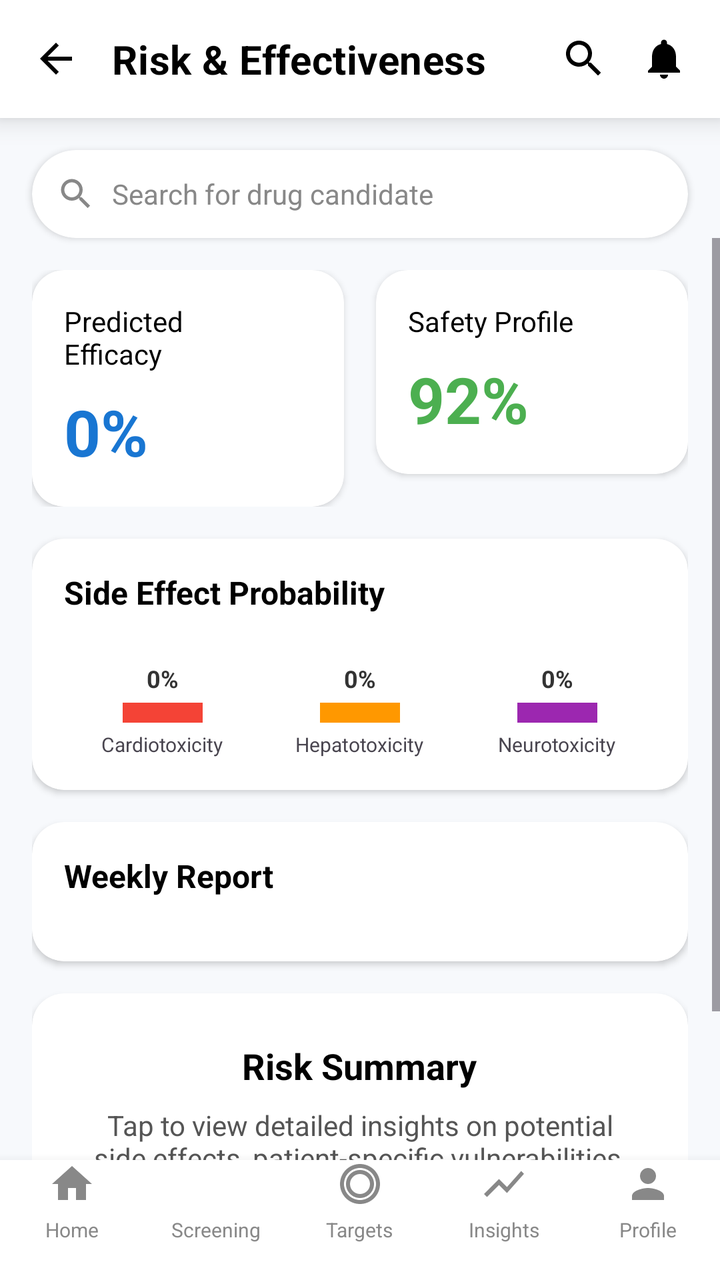
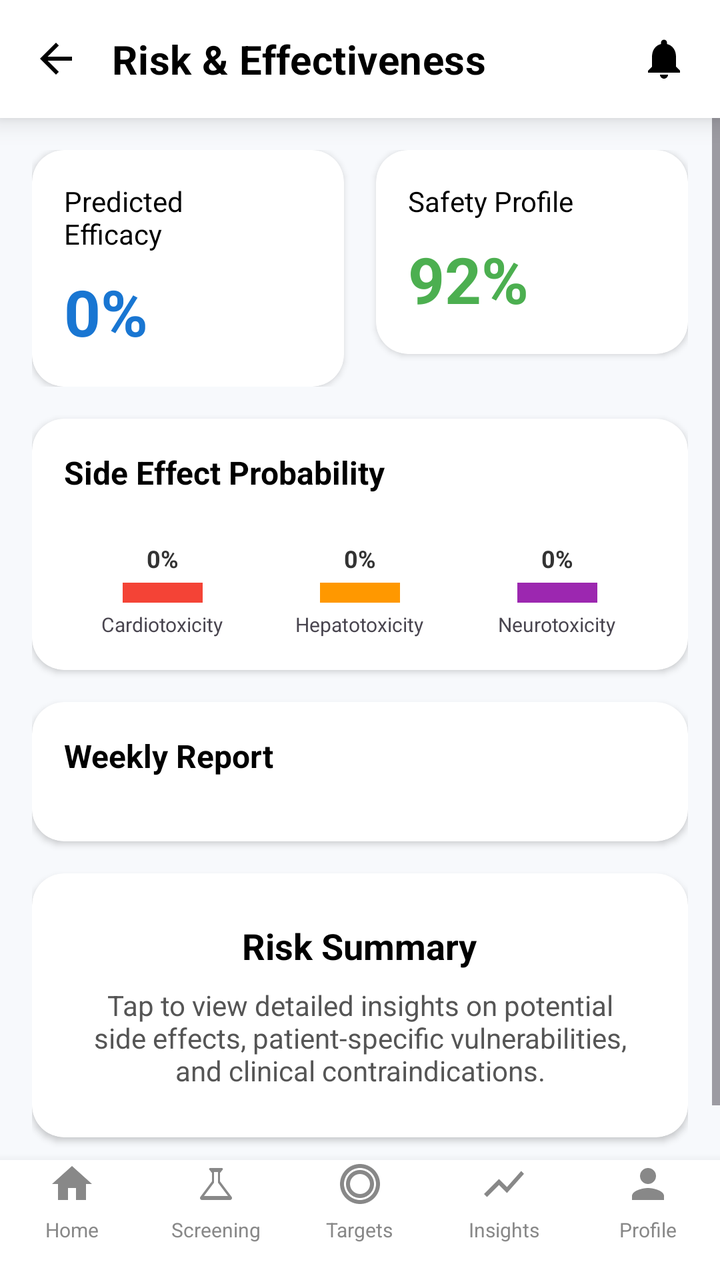

Screens rendered from an Android XML layout before and after an edit, with the pre-edit source and the edit as a unified diff.
<!-- AndroidManifest.xml: application theme Theme.OvaDrugX -->
<!-- res/layout/activity_risk_effectiveness.xml -->
<?xml version="1.0" encoding="utf-8"?>
<androidx.constraintlayout.widget.ConstraintLayout xmlns:android="http://schemas.android.com/apk/res/android"
    xmlns:app="http://schemas.android.com/apk/res-auto"
    xmlns:tools="http://schemas.android.com/tools"
    android:layout_width="match_parent"
    android:layout_height="match_parent"
    android:background="@color/premium_light_bg"
    tools:context=".RiskEffectivenessActivity">

    
    <androidx.cardview.widget.CardView
        android:id="@+id/header"
        android:layout_width="match_parent"
        android:layout_height="wrap_content"
        app:cardBackgroundColor="@color/white"
        app:cardCornerRadius="0dp"
        app:cardElevation="8dp"
        app:layout_constraintTop_toTopOf="parent">

        <LinearLayout
            android:layout_width="match_parent"
            android:layout_height="wrap_content"
            android:orientation="horizontal"
            android:gravity="center_vertical"
            android:padding="16dp">

            <ImageView
                android:id="@+id/btn_back"
                android:layout_width="24dp"
                android:layout_height="24dp"
                android:contentDescription="Back"
                android:src="@drawable/ic_arrow_back"
                app:tint="@color/black"
                android:clickable="true"
                android:focusable="true" 
                android:background="?attr/selectableItemBackgroundBorderless"/>

            <TextView
                android:layout_width="0dp"
                android:layout_height="wrap_content"
                android:layout_marginStart="16dp"
                android:layout_weight="1"
                android:text="Risk &amp; Effectiveness"
                android:textColor="@color/black"
                android:textSize="20sp"
                android:textStyle="bold"
                android:letterSpacing="0.01" />

            <ImageView
                android:id="@+id/btn_screening_logo"
                android:layout_width="24dp"
                android:layout_height="24dp"
                android:layout_marginEnd="16dp"
                android:src="@drawable/ic_search"
                app:tint="@color/black"
                android:clickable="true"
                android:focusable="true" 
                android:background="?attr/selectableItemBackgroundBorderless"/>

            <ImageView
                android:id="@+id/btn_notifications"
                android:layout_width="24dp"
                android:layout_height="24dp"
                android:src="@drawable/ic_notification"
                app:tint="@color/black"
                android:clickable="true"
                android:focusable="true" 
                android:background="?attr/selectableItemBackgroundBorderless"/>
        </LinearLayout>
    </androidx.cardview.widget.CardView>

    
    <androidx.cardview.widget.CardView
        android:id="@+id/search_bar"
        android:layout_width="match_parent"
        android:layout_height="wrap_content"
        android:layout_marginHorizontal="16dp"
        android:layout_marginTop="16dp"
        app:cardBackgroundColor="@color/white"
        app:cardCornerRadius="24dp"
        app:cardElevation="2dp"
        app:layout_constraintTop_toBottomOf="@id/header">

        <LinearLayout
            android:layout_width="match_parent"
            android:layout_height="wrap_content"
            android:orientation="horizontal"
            android:padding="12dp"
            android:gravity="center_vertical">

            <ImageView
                android:layout_width="20dp"
                android:layout_height="20dp"
                android:src="@drawable/ic_search"
                app:tint="@color/text_secondary" />

            <TextView
                android:layout_width="wrap_content"
                android:layout_height="wrap_content"
                android:layout_marginStart="8dp"
                android:text="Search for drug candidate"
                android:textColor="#888888"
                android:textSize="14sp" />
        </LinearLayout>
    </androidx.cardview.widget.CardView>

    <ScrollView
        android:layout_width="match_parent"
        android:layout_height="0dp"
        app:layout_constraintTop_toBottomOf="@id/search_bar"
        app:layout_constraintBottom_toTopOf="@id/bottom_navigation">

        <LinearLayout
            android:layout_width="match_parent"
            android:layout_height="wrap_content"
            android:orientation="vertical"
            android:padding="16dp">

            
            <LinearLayout
                android:layout_width="match_parent"
                android:layout_height="wrap_content"
                android:orientation="horizontal"
                android:layout_marginBottom="16dp">

                <androidx.cardview.widget.CardView
                    android:layout_width="0dp"
                    android:layout_height="wrap_content"
                    android:layout_weight="1"
                    android:layout_marginEnd="8dp"
                    app:cardBackgroundColor="@color/white"
                    app:cardCornerRadius="16dp"
                    app:cardElevation="2dp">

                    <LinearLayout
                        android:layout_width="match_parent"
                        android:layout_height="wrap_content"
                        android:orientation="vertical"
                        android:padding="16dp">

                        <TextView
                            android:layout_width="wrap_content"
                            android:layout_height="wrap_content"
                            android:text="Predicted\nEfficacy"
                            android:textColor="@color/black"
                            android:textSize="14sp" />

                        <TextView
                            android:id="@+id/tv_predicted_efficacy"
                            android:layout_width="wrap_content"
                            android:layout_height="wrap_content"
                            android:text="0%"
                            android:textColor="@color/primary_blue"
                            android:textSize="32sp"
                            android:textStyle="bold"
                            android:layout_marginTop="8dp" />
                    </LinearLayout>
                </androidx.cardview.widget.CardView>

                <androidx.cardview.widget.CardView
                    android:layout_width="0dp"
                    android:layout_height="wrap_content"
                    android:layout_weight="1"
                    android:layout_marginStart="8dp"
                    app:cardBackgroundColor="@color/white"
                    app:cardCornerRadius="16dp"
                    app:cardElevation="2dp">

                    <LinearLayout
                        android:layout_width="match_parent"
                        android:layout_height="wrap_content"
                        android:orientation="vertical"
                        android:padding="16dp">

                        <TextView
                            android:layout_width="wrap_content"
                            android:layout_height="wrap_content"
                            android:text="Safety Profile"
                            android:textColor="@color/black"
                            android:textSize="14sp" />

                        <TextView
                            android:id="@+id/tv_safety_profile"
                            android:layout_width="wrap_content"
                            android:layout_height="wrap_content"
                            android:text="92%"
                            android:textColor="#4CAF50"
                            android:textSize="32sp"
                            android:textStyle="bold"
                            android:layout_marginTop="8dp" />
                    </LinearLayout>
                </androidx.cardview.widget.CardView>
            </LinearLayout>

            
            <androidx.cardview.widget.CardView
                android:layout_width="match_parent"
                android:layout_height="wrap_content"
                android:layout_marginBottom="16dp"
                app:cardBackgroundColor="@color/white"
                app:cardCornerRadius="16dp"
                app:cardElevation="2dp">

                <LinearLayout
                    android:layout_width="match_parent"
                    android:layout_height="wrap_content"
                    android:orientation="vertical"
                    android:padding="16dp">

                    <TextView
                        android:layout_width="wrap_content"
                        android:layout_height="wrap_content"
                        android:text="Side Effect Probability"
                        android:textColor="@color/black"
                        android:textSize="16sp"
                        android:textStyle="bold" />

                    <LinearLayout
                        android:layout_width="match_parent"
                        android:layout_height="wrap_content"
                        android:orientation="horizontal"
                        android:layout_marginTop="24dp"
                        android:gravity="bottom|center_horizontal">

                        
                        <LinearLayout
                            android:layout_width="0dp"
                            android:layout_height="wrap_content"
                            android:layout_weight="1"
                            android:orientation="vertical"
                            android:gravity="center|bottom">
                            <TextView
                                android:id="@+id/tv_cardio_percent"
                                android:layout_width="wrap_content"
                                android:layout_height="wrap_content"
                                android:text="0%"
                                android:textSize="12sp"
                                android:textStyle="bold"
                                android:textColor="#333333" />
                            <View
                                android:id="@+id/bar_cardio"
                                android:layout_width="40dp"
                                android:layout_height="10dp"
                                android:background="#F44336"
                                android:layout_marginTop="4dp" />
                            <TextView
                                android:layout_width="wrap_content"
                                android:layout_height="wrap_content"
                                android:text="Cardiotoxicity"
                                android:textSize="10sp"
                                android:gravity="center"
                                android:layout_marginTop="4dp" />
                        </LinearLayout>

                        
                        <LinearLayout
                            android:layout_width="0dp"
                            android:layout_height="wrap_content"
                            android:layout_weight="1"
                            android:orientation="vertical"
                            android:gravity="center|bottom">
                            <TextView
                                android:id="@+id/tv_hepato_percent"
                                android:layout_width="wrap_content"
                                android:layout_height="wrap_content"
                                android:text="0%"
                                android:textSize="12sp"
                                android:textStyle="bold"
                                android:textColor="#333333" />
                            <View
                                android:id="@+id/bar_hepato"
                                android:layout_width="40dp"
                                android:layout_height="10dp"
                                android:background="#FF9800"
                                android:layout_marginTop="4dp" />
                            <TextView
                                android:layout_width="wrap_content"
                                android:layout_height="wrap_content"
                                android:text="Hepatotoxicity"
                                android:textSize="10sp"
                                android:gravity="center"
                                android:layout_marginTop="4dp" />
                        </LinearLayout>

                        
                        <LinearLayout
                            android:layout_width="0dp"
                            android:layout_height="wrap_content"
                            android:layout_weight="1"
                            android:orientation="vertical"
                            android:gravity="center|bottom">
                            <TextView
                                android:id="@+id/tv_neuro_percent"
                                android:layout_width="wrap_content"
                                android:layout_height="wrap_content"
                                android:text="0%"
                                android:textSize="12sp"
                                android:textStyle="bold"
                                android:textColor="#333333" />
                            <View
                                android:id="@+id/bar_neuro"
                                android:layout_width="40dp"
                                android:layout_height="10dp"
                                android:background="#9C27B0"
                                android:layout_marginTop="4dp" />
                            <TextView
                                android:layout_width="wrap_content"
                                android:layout_height="wrap_content"
                                android:text="Neurotoxicity"
                                android:textSize="10sp"
                                android:gravity="center"
                                android:layout_marginTop="4dp" />
                        </LinearLayout>
                    </LinearLayout>
                </LinearLayout>
            </androidx.cardview.widget.CardView>

            
            <androidx.cardview.widget.CardView
                android:layout_width="match_parent"
                android:layout_height="wrap_content"
                android:layout_marginBottom="16dp"
                app:cardBackgroundColor="@color/white"
                app:cardCornerRadius="16dp"
                app:cardElevation="2dp">

                <LinearLayout
                    android:layout_width="match_parent"
                    android:layout_height="wrap_content"
                    android:orientation="vertical"
                    android:padding="16dp">

                    <TextView
                        android:id="@+id/tv_weekly_report_title"
                        android:layout_width="wrap_content"
                        android:layout_height="wrap_content"
                        android:text="Weekly Report"
                        android:textColor="@color/black"
                        android:textSize="16sp"
                        android:textStyle="bold" />

                    <LinearLayout
                        android:id="@+id/container_weekly_graph"
                        android:layout_width="match_parent"
                        android:layout_height="wrap_content"
                        android:orientation="horizontal"
                        android:layout_marginTop="16dp"
                        android:gravity="bottom|center_horizontal">
                         
                    </LinearLayout>
                </LinearLayout>
            </androidx.cardview.widget.CardView>


            <androidx.cardview.widget.CardView
                android:id="@+id/card_risk_summary"
                android:layout_width="match_parent"
                android:layout_height="wrap_content"
                android:layout_marginBottom="24dp"
                android:clickable="true"
                android:focusable="true"
                android:foreground="?android:attr/selectableItemBackground"
                app:cardCornerRadius="16dp"
                app:cardElevation="2dp"
                app:cardBackgroundColor="@color/white">

                <LinearLayout
                    android:layout_width="match_parent"
                    android:layout_height="wrap_content"
                    android:orientation="vertical"
                    android:gravity="center"
                    android:padding="24dp">

                    <TextView
                        android:layout_width="wrap_content"
                        android:layout_height="wrap_content"
                        android:text="Risk Summary"
                        android:textColor="#000000"
                        android:textSize="18sp"
                        android:textStyle="bold" />

                    <TextView
                        android:layout_width="wrap_content"
                        android:layout_height="wrap_content"
                        android:layout_marginTop="8dp"
                        android:text="Tap to view detailed insights on potential side effects, patient-specific vulnerabilities, and clinical contraindications."
                        android:gravity="center"
                        android:textColor="#555555"
                        android:textSize="14sp" />

                </LinearLayout>
            </androidx.cardview.widget.CardView>

        </LinearLayout>
    </ScrollView>

    
    <LinearLayout
        android:id="@+id/bottom_navigation"
        android:layout_width="match_parent"
        android:layout_height="60dp"
        android:background="@color/white"
        android:elevation="8dp"
        android.gravity="center_vertical"
        android:orientation="horizontal"
        app:layout_constraintBottom_toBottomOf="parent">

        <LinearLayout
            android:id="@+id/nav_home"
            android:layout_width="0dp"
            android:layout_height="wrap_content"
            android:layout_weight="1"
            android:gravity="center"
            android:orientation="vertical"
            android:clickable="true"
            android:focusable="true">

            <ImageView
                android:layout_width="24dp"
                android:layout_height="24dp"
                android:src="@drawable/ic_home"
                app:tint="@color/text_secondary" />

            <TextView
                android:layout_width="wrap_content"
                android:layout_height="wrap_content"
                android:layout_marginTop="4dp"
                android:text="Home"
                android:textColor="@color/text_secondary"
                android:textSize="10sp" />
        </LinearLayout>

        <LinearLayout
            android:id="@+id/nav_screening"
            android:layout_width="0dp"
            android:layout_height="wrap_content"
            android:layout_weight="1"
            android:gravity="center"
            android:orientation="vertical"
            android:clickable="true"
            android:focusable="true">

            <ImageView
                android:layout_width="24dp"
                android:layout_height="24dp"
                android.src="@drawable/ic_search"
                app:tint="@color/text_secondary" />

            <TextView
                android:layout_width="wrap_content"
                android:layout_height="wrap_content"
                android:layout_marginTop="4dp"
                android:text="Screening"
                android:textColor="@color/text_secondary"
                android:textSize="10sp" />
        </LinearLayout>

        <LinearLayout
            android:id="@+id/nav_targets"
            android:layout_width="0dp"
            android:layout_height="wrap_content"
            android:layout_weight="1"
            android:gravity="center"
            android:orientation="vertical"
            android:clickable="true"
            android:focusable="true">

            <ImageView
                android:layout_width="24dp"
                android:layout_height="24dp"
                android:src="@drawable/ic_target"
                app:tint="@color/text_secondary" />

            <TextView
                android:layout_width="wrap_content"
                android:layout_height="wrap_content"
                android:layout_marginTop="4dp"
                android:text="Targets"
                android:textColor="@color/text_secondary"
                android:textSize="10sp" />
        </LinearLayout>

        <LinearLayout
            android:id="@+id/nav_insights"
            android:layout_width="0dp"
            android:layout_height="wrap_content"
            android:layout_weight="1"
            android:gravity="center"
            android:orientation="vertical"
            android:clickable="true"
            android:focusable="true">

            <ImageView
                android:layout_width="24dp"
                android:layout_height="24dp"
                android:src="@drawable/ic_insights"
                app:tint="@color/text_secondary" />

            <TextView
                android:layout_width="wrap_content"
                android:layout_height="wrap_content"
                android:layout_marginTop="4dp"
                android:text="Insights"
                android:textColor="@color/text_secondary"
                android:textSize="10sp" />
        </LinearLayout>

        <LinearLayout
            android:id="@+id/nav_profile"
            android:layout_width="0dp"
            android:layout_height="wrap_content"
            android:layout_weight="1"
            android:gravity="center"
            android:orientation="vertical"
            android:clickable="true"
            android:focusable="true">

            <ImageView
                android:layout_width="24dp"
                android:layout_height="24dp"
                android:src="@drawable/ic_profile"
                app:tint="@color/text_secondary" />

            <TextView
                android:layout_width="wrap_content"
                android:layout_height="wrap_content"
                android:layout_marginTop="4dp"
                android:text="Profile"
                android:textColor="@color/text_secondary"
                android:textSize="10sp" />
        </LinearLayout>
    </LinearLayout>

</androidx.constraintlayout.widget.ConstraintLayout>
<!-- resources referenced by this layout -->
<resources>
  <color name="black">#FF000000</color>
  <color name="premium_light_bg">#F7F9FC</color>
  <color name="primary_blue">#1976D2</color>
  <color name="text_secondary">#888888</color>
  <color name="white">#FFFFFFFF</color>
  <!-- drawable ic_arrow_back (drawable) -->
  <vector xmlns:android="http://schemas.android.com/apk/res/android"
      android:width="24dp"
      android:height="24dp"
      android:viewportWidth="24"
      android:viewportHeight="24">
      <path
          android:fillColor="#FF000000"
          android:pathData="M20,11H7.83l5.59,-5.59L12,4l-8,8 8,8 1.41,-1.41L7.83,13H20v-2z" />
  </vector>
  <!-- drawable ic_home (drawable) -->
  <vector xmlns:android="http://schemas.android.com/apk/res/android"
      android:width="24dp"
      android:height="24dp"
      android:viewportWidth="24"
      android:viewportHeight="24">
      <path
          android:fillColor="#FF000000"
          android:pathData="M10,20v-6h4v6h5v-8h3L12,3 2,12h3v8z" />
  </vector>
  <!-- drawable ic_insights (drawable) -->
  <vector xmlns:android="http://schemas.android.com/apk/res/android"
      android:width="24dp"
      android:height="24dp"
      android:viewportWidth="24"
      android:viewportHeight="24">
      <path
          android:fillColor="#FF000000"
          android:pathData="M3.5,18.49l6,-6.01 4,4L22,6.92l-1.41,-1.41 -7.09,7.97 -4,-4L2,16.99z" />
  </vector>
  <!-- drawable ic_profile (drawable) -->
  <vector xmlns:android="http://schemas.android.com/apk/res/android"
      android:width="24dp"
      android:height="24dp"
      android:viewportWidth="24"
      android:viewportHeight="24">
      <path
          android:fillColor="#FF000000"
          android:pathData="M12,12c2.21,0 4,-1.79 4,-4s-1.79,-4 -4,-4 -4,1.79 -4,4 1.79,4 4,4zM12,14c-2.67,0 -8,1.34 -8,4v2h16v-2c0,-2.66 -5.33,-4 -8,-4z" />
  </vector>
  <!-- drawable ic_search (drawable) -->
  <vector xmlns:android="http://schemas.android.com/apk/res/android"
      android:width="24dp"
      android:height="24dp"
      android:viewportWidth="24"
      android:viewportHeight="24">
      <path
          android:fillColor="#FF000000"
          android:pathData="M15.5,14h-0.79l-0.28,-0.27C15.41,12.59 16,11.11 16,9.5 16,5.91 13.09,3 9.5,3S3,5.91 3,9.5 5.91,16 9.5,16c1.61,0 3.09,-0.59 4.23,-1.57l0.27,0.28v0.79l5,4.99L20.49,19l-4.99,-5zM9.5,14C7.01,14 5,11.99 5,9.5S7.01,5 9.5,5 14,7.01 14,9.5 11.99,14 9.5,14z" />
  </vector>
  <style name="Base.Theme.OvaDrugX" parent="Theme.Material3.DayNight.NoActionBar">
          
          
          <item name="android:windowBackground">@drawable/page_background</item>
          <item name="android:colorBackground">@android:color/transparent</item>
      </style>
  <style name="TextAppearance.App.HeadlineMedium" parent="TextAppearance.Material3.HeadlineMedium">
          <item name="android:textStyle">bold</item>
          <item name="android:letterSpacing">0.02</item>
      </style>
  <style name="TextAppearance.App.TitleLarge" parent="TextAppearance.Material3.TitleLarge">
          <item name="android:textStyle">bold</item>
          <item name="android:letterSpacing">0.02</item>
      </style>
  <style name="TextAppearance.App.TitleMedium" parent="TextAppearance.Material3.TitleMedium">
          <item name="android:textStyle">bold</item>
      </style>
  <style name="TextAppearance.App.BodyLarge" parent="TextAppearance.Material3.BodyLarge">
          <item name="android:textColor">@color/text_dark</item>
      </style>
  <style name="TextAppearance.App.BodyMedium" parent="TextAppearance.Material3.BodyMedium">
          <item name="android:textColor">@color/text_secondary</item>
      </style>
  <style name="TextAppearance.App.LabelSmall" parent="TextAppearance.Material3.LabelSmall">
          <item name="android:textStyle">bold</item>
          <item name="android:textAllCaps">true</item>
      </style>
  <!-- drawable page_background (drawable) -->
  <?xml version="1.0" encoding="utf-8"?>
  <shape xmlns:android="http://schemas.android.com/apk/res/android">
      <solid android:color="@color/premium_light_bg"/>
  </shape>
  <color name="text_dark">#212121</color>
  <!-- unchanged entries left out for length: 3 -->
</resources>

<!-- the commit's change to res/layout/activity_risk_effectiveness.xml (unified diff, before → after) -->
@@ -46,16 +46,7 @@
                 android:textStyle="bold"
                 android:letterSpacing="0.01" />
 
-            <ImageView
-                android:id="@+id/btn_screening_logo"
-                android:layout_width="24dp"
-                android:layout_height="24dp"
-                android:layout_marginEnd="16dp"
-                android:src="@drawable/ic_search"
-                app:tint="@color/black"
-                android:clickable="true"
-                android:focusable="true" 
-                android:background="?attr/selectableItemBackgroundBorderless"/>
+
 
             <ImageView
                 android:id="@+id/btn_notifications"
@@ -69,45 +60,12 @@
         </LinearLayout>
     </androidx.cardview.widget.CardView>
 
-    
-    <androidx.cardview.widget.CardView
-        android:id="@+id/search_bar"
-        android:layout_width="match_parent"
-        android:layout_height="wrap_content"
-        android:layout_marginHorizontal="16dp"
-        android:layout_marginTop="16dp"
-        app:cardBackgroundColor="@color/white"
-        app:cardCornerRadius="24dp"
-        app:cardElevation="2dp"
-        app:layout_constraintTop_toBottomOf="@id/header">
-
-        <LinearLayout
-            android:layout_width="match_parent"
-            android:layout_height="wrap_content"
-            android:orientation="horizontal"
-            android:padding="12dp"
-            android:gravity="center_vertical">
-
-            <ImageView
-                android:layout_width="20dp"
-                android:layout_height="20dp"
-                android:src="@drawable/ic_search"
-                app:tint="@color/text_secondary" />
-
-            <TextView
-                android:layout_width="wrap_content"
-                android:layout_height="wrap_content"
-                android:layout_marginStart="8dp"
-                android:text="Search for drug candidate"
-                android:textColor="#888888"
-                android:textSize="14sp" />
-        </LinearLayout>
-    </androidx.cardview.widget.CardView>
+
 
     <ScrollView
         android:layout_width="match_parent"
         android:layout_height="0dp"
-        app:layout_constraintTop_toBottomOf="@id/search_bar"
+        app:layout_constraintTop_toBottomOf="@id/header"
         app:layout_constraintBottom_toTopOf="@id/bottom_navigation">
 
         <LinearLayout
@@ -443,7 +401,7 @@
             <ImageView
                 android:layout_width="24dp"
                 android:layout_height="24dp"
-                android.src="@drawable/ic_search"
+                android:src="@drawable/ic_science"
                 app:tint="@color/text_secondary" />
 
             <TextView
<!-- resource entries referenced after the edit -->
@@ -45,15 +45,15 @@
           android:fillColor="#FF000000"
           android:pathData="M12,12c2.21,0 4,-1.79 4,-4s-1.79,-4 -4,-4 -4,1.79 -4,4 1.79,4 4,4zM12,14c-2.67,0 -8,1.34 -8,4v2h16v-2c0,-2.66 -5.33,-4 -8,-4z" />
   </vector>
-  <!-- drawable ic_search (drawable) -->
+  <!-- drawable ic_science (drawable) -->
   <vector xmlns:android="http://schemas.android.com/apk/res/android"
       android:width="24dp"
       android:height="24dp"
       android:viewportWidth="24"
       android:viewportHeight="24">
-      <path
-          android:fillColor="#FF000000"
-          android:pathData="M15.5,14h-0.79l-0.28,-0.27C15.41,12.59 16,11.11 16,9.5 16,5.91 13.09,3 9.5,3S3,5.91 3,9.5 5.91,16 9.5,16c1.61,0 3.09,-0.59 4.23,-1.57l0.27,0.28v0.79l5,4.99L20.49,19l-4.99,-5zM9.5,14C7.01,14 5,11.99 5,9.5S7.01,5 9.5,5 14,7.01 14,9.5 11.99,14 9.5,14z" />
+    <path
+        android:fillColor="@android:color/black"
+        android:pathData="M19.8,18.4L14,10.67V6.5l1.35,-1.69c0.26,-0.33 0.03,-0.81 -0.39,-0.81H9.04c-0.42,0 -0.65,0.48 -0.39,0.81L10,6.5v4.17L4.2,18.4c-0.49,0.66 -0.02,1.6 0.8,1.6h14c0.82,0 1.29,-0.94 0.8,-1.6zM6,18l5,-6.67V6h2v5.33L18,18H6z"/>
   </vector>
   <style name="Base.Theme.OvaDrugX" parent="Theme.Material3.DayNight.NoActionBar">
           
